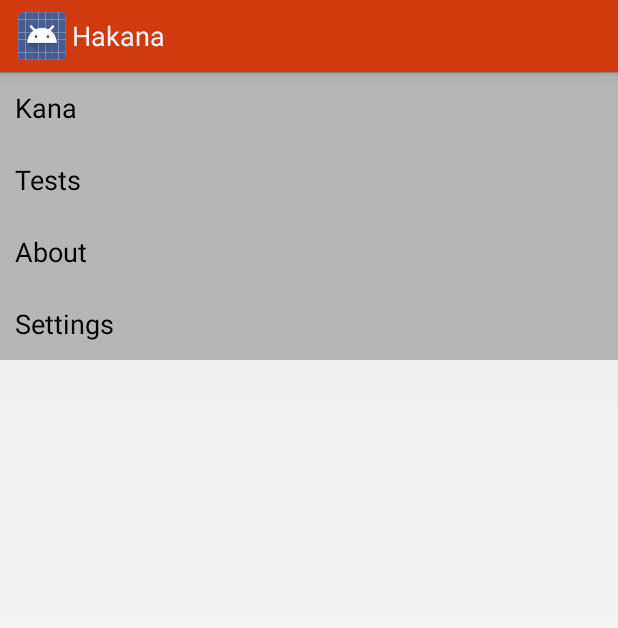
After one commit to lebedynskyi/Hakana, an Android app: the layout drawer_menu.xml on its own in the app's theme, with its tools: preview values and no code run, on a phone screen of 412 x 824 dp. The commit adds this screen. Shown: the top 628 px of the screen. Run offline under Robolectric (Android 15) with nearby library versions, the phone set to English and light mode, and no system bars.

Commit message:
Implemented base action bar style

```diff
--- a/app/build.gradle
+++ b/app/build.gradle
@@ -46,6 +46,7 @@ android {
 
 dependencies {
     compile fileTree(dir: 'libs', include: ['*.jar'])
-    compile 'com.android.support:support-v4:21.0.0'
-    compile 'com.google.android.gms:play-services:6.1.11'
+    compile 'com.android.support:support-v4:21.0.+'
+    compile 'com.google.android.gms:play-services:6.1.+'
+    compile 'com.jakewharton:butterknife:6.0.0'
 }
--- a/app/src/main/AndroidManifest.xml
+++ b/app/src/main/AndroidManifest.xml
@@ -6,6 +6,7 @@
     <uses-permission android:name="android.permission.ACCESS_NETWORK_STATE" />
 
     <application
+        android:theme="@style/ActionBarTheme"
         android:allowBackup="true"
         android:name=".core.App"
         android:icon="@drawable/ic_launcher"
--- a/app/src/main/java/net/japan/kana/hakana/core/App.java
+++ b/app/src/main/java/net/japan/kana/hakana/core/App.java
@@ -30,7 +30,6 @@ public class App extends Application{
         mTracker = analytics.newTracker(R.xml.google_analytics);
         mTracker.enableAutoActivityTracking(true);
         mTracker.enableExceptionReporting(true);
-
         return mTracker;
     }
 }
--- /dev/null
+++ b/app/src/main/res/color/drawer_menu_button_text_selector.xml
@@ -0,0 +1,5 @@
+<?xml version="1.0" encoding="utf-8"?>
+
+<selector xmlns:android="http://schemas.android.com/apk/res/android">
+    <item android:color="@color/drawer_menu_button_text_color"/>
+</selector>
--- /dev/null
+++ b/app/src/main/res/drawable/drawer_menu_button_bg_selector.xml
@@ -0,0 +1,5 @@
+<?xml version="1.0" encoding="utf-8"?>
+
+<selector xmlns:android="http://schemas.android.com/apk/res/android">
+    <item android:drawable="@color/drawer_menu_button_bg_color"/>
+</selector>
--- /dev/null
+++ b/app/src/main/res/layout/drawer_menu.xml
@@ -0,0 +1,31 @@
+<?xml version="1.0" encoding="utf-8"?>
+
+<LinearLayout xmlns:android="http://schemas.android.com/apk/res/android"
+              android:orientation="vertical"
+              android:layout_width="match_parent"
+              android:layout_height="match_parent">
+    <Button
+        android:id="@+id/drawer_menu_kana_btn"
+        android:layout_width="match_parent"
+        android:layout_height="48dp"
+        android:text="@string/drawer_menu_kana"
+        style="@style/DrawerButton"/>
+    <Button
+        android:id="@+id/drawer_menu_test_btn"
+        android:layout_width="match_parent"
+        android:layout_height="48dp"
+        android:text="@string/drawer_menu_test"
+        style="@style/DrawerButton"/>
+    <Button
+        android:id="@+id/drawer_menu_about_btn"
+        android:layout_width="match_parent"
+        android:layout_height="48dp"
+        android:text="@string/drawer_menu_about"
+        style="@style/DrawerButton"/>
+    <Button
+        android:id="@+id/drawer_menu_settings_btn"
+        android:layout_width="match_parent"
+        android:layout_height="48dp"
+        android:text="@string/drawer_menu_settings"
+        style="@style/DrawerButton"/>
+</LinearLayout>
--- /dev/null
+++ b/app/src/main/res/values/colors.xml
@@ -0,0 +1,9 @@
+<?xml version="1.0" encoding="utf-8"?>
+<resources>
+    <!--Drawer colors-->
+    <color name="drawer_menu_button_text_color">#000000</color>
+    <color name="drawer_menu_button_bg_color">#ffb6b6b6</color>
+
+    <!--Actionbar colors-->
+    <color name="action_bar_bg_color">#CF3A0E</color>
+</resources>
--- a/app/src/main/res/values/strings.xml
+++ b/app/src/main/res/values/strings.xml
@@ -1,6 +1,11 @@
 <?xml version="1.0" encoding="utf-8"?>
 <resources>
+    <!--Base app strings-->
+    <string name="app_name">Hakana</string>
 
-    <string name="app_name">Hakana</string>
-    <string name="hello_world">Hello world !!!!!!</string>
+    <!--Menu drawer-->
+    <string name="drawer_menu_kana">Kana</string>
+    <string name="drawer_menu_about">About</string>
+    <string name="drawer_menu_settings">Settings</string>
+    <string name="drawer_menu_test">Tests</string>
 </resources>
--- /dev/null
+++ b/app/src/main/res/values/styles.xml
@@ -0,0 +1,19 @@
+<?xml version="1.0" encoding="utf-8"?>
+<resources>
+    <style name="ActionBarTheme" parent="android:style/Theme.Holo.Light.DarkActionBar">
+        <item name="android:actionBarStyle">@style/AppActionBarStyle</item>
+    </style>
+
+
+    <style name="AppActionBarStyle" parent="android:style/Widget.Holo.Light.ActionBar.Solid.Inverse">
+        <item name="android:background">@color/action_bar_bg_color</item>
+    </style>
+
+    <style name="DrawerButton" parent="android:style/Widget.Button">
+        <item name="android:paddingLeft">10dp</item>
+        <item name="android:gravity">left|center_vertical</item>
+        <item name="android:textSize">18sp</item>
+        <item name="android:textColor">@color/drawer_menu_button_text_selector</item>
+        <item name="android:background">@drawable/drawer_menu_button_bg_selector</item>
+    </style>
+</resources>
```
Also changed, not shown: app/src/main/java/net/japan/kana/hakana/activity/MainActivity.java (+44 -0 lines), app/src/main/res/layout/activity_main.xml (+12 -4 lines), app/src/main/res/drawable-hdpi/drawer_shadow.9.png (deleted), app/src/main/res/drawable-hdpi/ic_drawer.png (deleted), app/src/main/res/drawable-mdpi/drawer_shadow.9.png (deleted), app/src/main/res/drawable-mdpi/ic_drawer.png (deleted), app/src/main/res/drawable-xhdpi/drawer_shadow.9.png (deleted), app/src/main/res/drawable-xhdpi/ic_drawer.png (deleted), app/src/main/res/drawable-xxhdpi/drawer_shadow.9.png (deleted), app/src/main/res/drawable-xxhdpi/ic_drawer.png (deleted).
